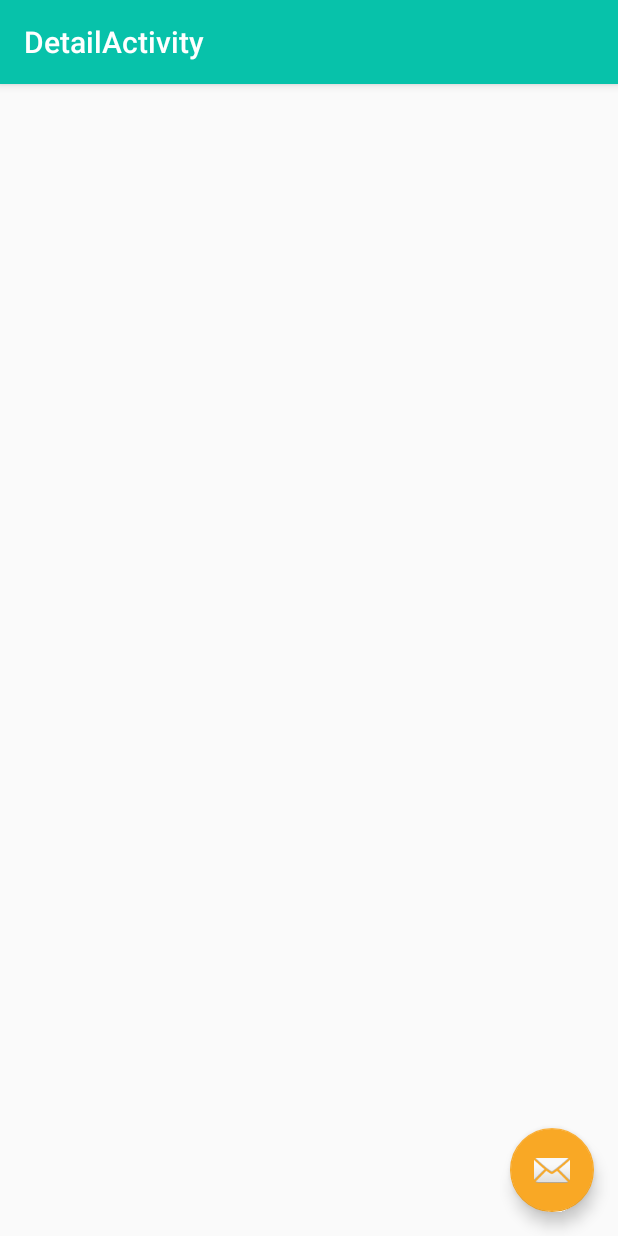
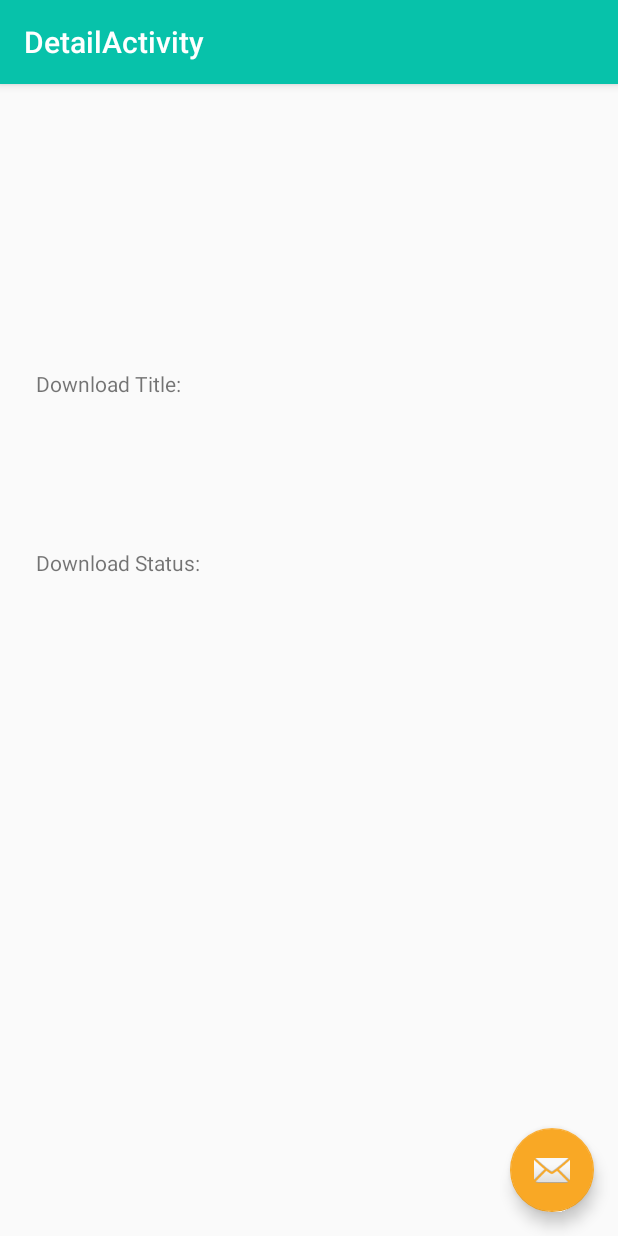
Before and after one commit to alfredbwong/LoadAppWithAnimations, an Android app: the DetailActivity screen opened directly, with no data from a screen before it, on a phone screen of 412 x 824 dp. Run offline under Robolectric (Android 15) with nearby library versions, the phone set to English and light mode, and no system bars; our stand-ins replace data binding.

Commit message:
Add some extra textviews to detail activity

```diff
--- a/app/src/main/java/com/udacity/DetailActivity.kt
+++ b/app/src/main/java/com/udacity/DetailActivity.kt
@@ -27,8 +27,8 @@ class DetailActivity : AppCompatActivity() {
         val titleOfDownload = intent.getStringExtra("download-title")
         val downloadStatus = intent.getStringExtra("download-status")
         Log.i("DetailActivity.onCreate", "titleOfDownload $titleOfDownload ,downloadStatus: $downloadStatus")
-        binding.contentDetailInclude.downloadTitle.text = titleOfDownload
-        binding.contentDetailInclude.downloadStatus.text = downloadStatus
+        binding.contentDetailInclude.downloadTitleValue.text = titleOfDownload
+        binding.contentDetailInclude.downloadStatusValue.text = downloadStatus
     }
 
 }
--- a/app/src/main/res/layout/content_detail.xml
+++ b/app/src/main/res/layout/content_detail.xml
@@ -29,10 +29,28 @@
             android:layout_width="wrap_content"
             android:layout_height="wrap_content"
             android:layout_marginStart="24dp"
-            android:layout_marginTop="24dp"
+            android:layout_marginTop="100dp"
             android:text="@string/download_status"
             app:layout_constraintStart_toStartOf="parent"
             app:layout_constraintTop_toBottomOf="@+id/download_title" />
 
+        <TextView
+            android:id="@+id/download_title_value"
+            android:layout_width="wrap_content"
+            android:layout_height="wrap_content"
+            android:layout_marginStart="24dp"
+            android:text="@string/download_title_value"
+            app:layout_constraintBaseline_toBaselineOf="@+id/download_title"
+            app:layout_constraintStart_toEndOf="@+id/download_title" />
+
+        <TextView
+            android:id="@+id/download_status_value"
+            android:layout_width="wrap_content"
+            android:layout_height="wrap_content"
+            android:layout_marginStart="24dp"
+            android:text="@string/download_status_value"
+            app:layout_constraintBaseline_toBaselineOf="@+id/download_status"
+            app:layout_constraintStart_toEndOf="@+id/download_status" />
+
     </androidx.constraintlayout.motion.widget.MotionLayout>
 </layout>
--- a/app/src/main/res/values/strings.xml
+++ b/app/src/main/res/values/strings.xml
@@ -21,7 +21,9 @@
 
     <string name="notification_channel_id" translatable="true">notification_channel</string>
     <string name="notification_channel_name" translatable="false">LoadApp</string>
-    <string name="download_status">Download Status</string>
-    <string name="download_title">Download Title</string>
+    <string name="download_status">Download Status:</string>
+    <string name="download_title">Download Title:</string>
+    <string name="download_title_value">File that was downloaded</string>
+    <string name="download_status_value">Download Status Value</string>
 
 </resources>
--- a/app/src/main/res/xml/content_detail_scene.xml
+++ b/app/src/main/res/xml/content_detail_scene.xml
@@ -4,15 +4,14 @@
 
     <ConstraintSet android:id="@+id/start">
         <Constraint android:id="@+id/download_title"
-            android:layout_marginEnd="280dp"
             android:layout_height="wrap_content"
-            android:layout_marginRight="280dp"
             app:layout_constraintTop_toTopOf="parent"
             app:layout_constraintBottom_toBottomOf="parent"
-            app:layout_constraintEnd_toEndOf="parent"
             android:layout_width="wrap_content"
             app:layout_constraintVertical_bias="0.306"
-            app:layout_constraintStart_toEndOf="@+id/button" />
+            app:layout_constraintStart_toStartOf="parent"
+            android:layout_marginLeft="24dp"
+            android:layout_marginStart="24dp" />
         <Constraint android:id="@+id/download_status" />
 
     </ConstraintSet>
@@ -23,7 +22,7 @@
             app:layout_constraintTop_toTopOf="parent"
             app:layout_constraintBottom_toBottomOf="parent"
             android:layout_width="wrap_content"
-            app:layout_constraintVertical_bias="0.321"
+            app:layout_constraintVertical_bias="0.306"
             app:layout_constraintStart_toStartOf="parent"
             android:layout_marginLeft="24dp"
             android:layout_marginStart="24dp" />
```
